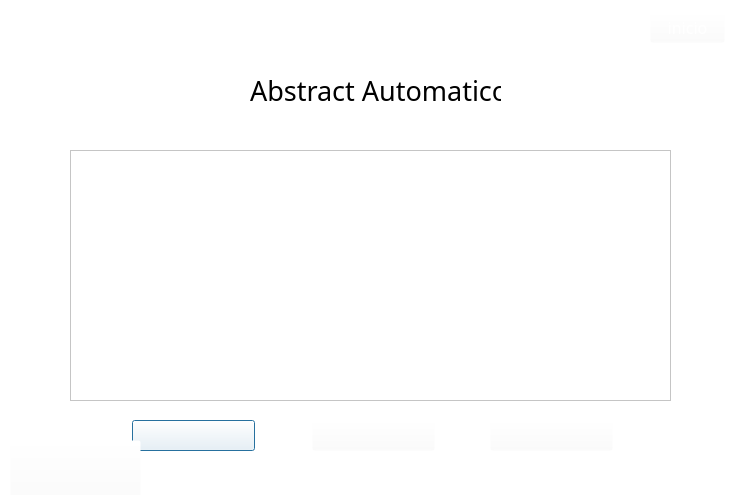
Qt form Views/QtViews/Summary_Window.ui (Napssters/Abstrac_Cientifico) before a commit.
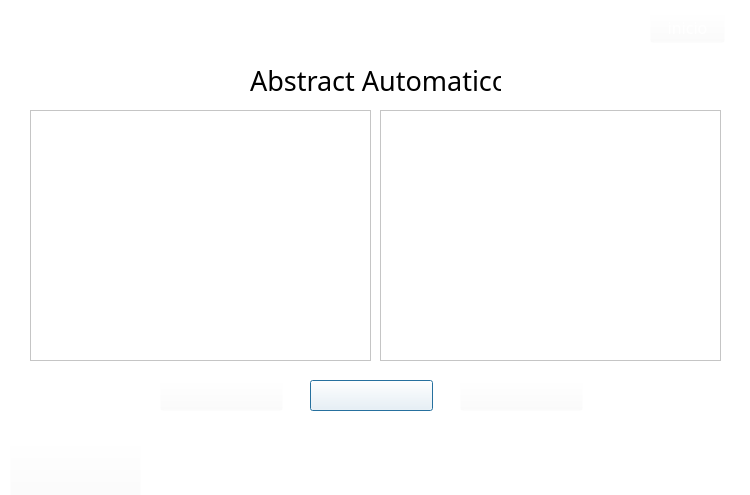
The same form after that commit. Icons and pictures are not drawn.

```diff
--- a/Views/QtViews/Summary_Window.ui
+++ b/Views/QtViews/Summary_Window.ui
@@ -31,9 +31,9 @@
   <widget class="QTextEdit" name="summary">
    <property name="geometry">
     <rect>
-     <x>70</x>
-     <y>150</y>
-     <width>601</width>
+     <x>30</x>
+     <y>110</y>
+     <width>341</width>
      <height>251</height>
     </rect>
    </property>
@@ -60,8 +60,8 @@
   <widget class="QPushButton" name="generar">
    <property name="geometry">
     <rect>
-     <x>132</x>
-     <y>420</y>
+     <x>310</x>
+     <y>380</y>
      <width>123</width>
      <height>31</height>
     </rect>
@@ -100,8 +100,8 @@
   <widget class="QPushButton" name="exportar">
    <property name="geometry">
     <rect>
-     <x>312</x>
-     <y>420</y>
+     <x>160</x>
+     <y>380</y>
      <width>123</width>
      <height>31</height>
     </rect>
@@ -184,7 +184,7 @@
    <property name="geometry">
     <rect>
      <x>250</x>
-     <y>70</y>
+     <y>60</y>
      <width>251</width>
      <height>41</height>
     </rect>
@@ -221,8 +221,8 @@
   <widget class="QPushButton" name="exportaren">
    <property name="geometry">
     <rect>
-     <x>490</x>
-     <y>420</y>
+     <x>460</x>
+     <y>380</y>
      <width>123</width>
      <height>31</height>
     </rect>
@@ -286,6 +286,35 @@
     </size>
    </property>
   </widget>
+  <widget class="QTextEdit" name="summary2">
+   <property name="geometry">
+    <rect>
+     <x>380</x>
+     <y>110</y>
+     <width>341</width>
+     <height>251</height>
+    </rect>
+   </property>
+   <property name="font">
+    <font>
+     <family>Sylfaen</family>
+     <pointsize>11</pointsize>
+    </font>
+   </property>
+   <property name="styleSheet">
+    <string notr="true"/>
+   </property>
+   <property name="readOnly">
+    <bool>true</bool>
+   </property>
+   <property name="html">
+    <string>&lt;!DOCTYPE HTML PUBLIC &quot;-//W3C//DTD HTML 4.0//EN&quot; &quot;http://www.w3.org/TR/REC-html40/strict.dtd&quot;&gt;
+&lt;html&gt;&lt;head&gt;&lt;meta name=&quot;qrichtext&quot; content=&quot;1&quot; /&gt;&lt;style type=&quot;text/css&quot;&gt;
+p, li { white-space: pre-wrap; }
+&lt;/style&gt;&lt;/head&gt;&lt;body style=&quot; font-family:'Sylfaen'; font-size:11pt; font-weight:400; font-style:normal;&quot;&gt;
+&lt;p style=&quot;-qt-paragraph-type:empty; margin-top:0px; margin-bottom:0px; margin-left:0px; margin-right:0px; -qt-block-indent:0; text-indent:0px;&quot;&gt;&lt;br /&gt;&lt;/p&gt;&lt;/body&gt;&lt;/html&gt;</string>
+   </property>
+  </widget>
  </widget>
  <resources/>
  <connections/>
```
